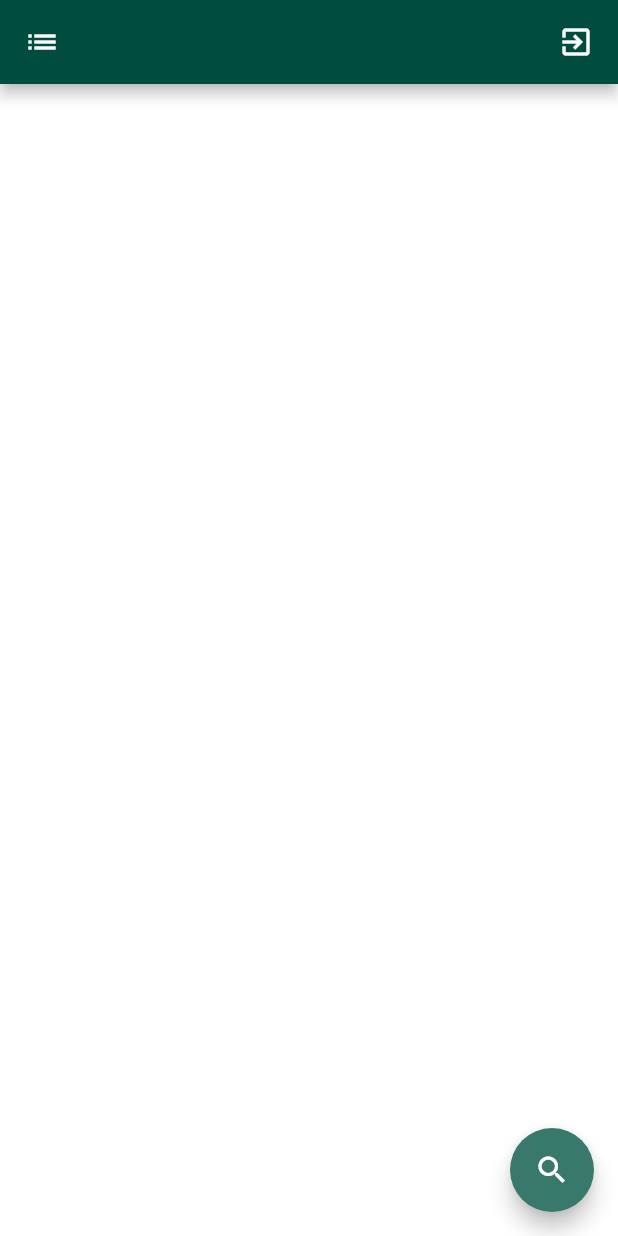
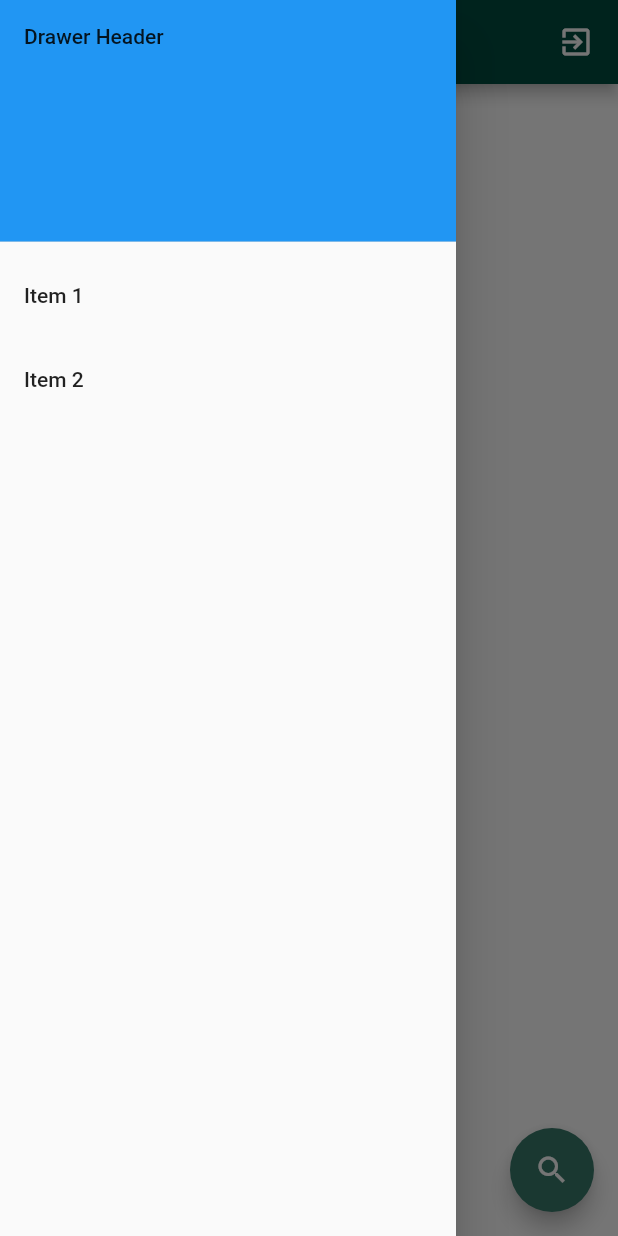
Before and after one commit to axbuild/flutter_chat_app, a Flutter app: the ChatRoom screen opened directly, with the side drawer open (before the commit the screen has no drawer), on a phone screen of 412 x 824 dp. Run offline on Flutter 3.47's test engine with Material 2 defaults, Android fonts, the phone set to English and light mode, and no system bars; our stand-ins replace cloud_firestore, firebase_auth, firebase_messaging, get_it, google_sign_in, sentry and 1 more; accounts and stored records are empty.

```diff
--- a/lib/services/database/database_service.dart
+++ b/lib/services/database/database_service.dart
@@ -1,6 +1,7 @@
 import 'package:chatapp/business_logic/models/message.dart';
 import 'package:chatapp/business_logic/models/room.dart';
 import 'package:chatapp/business_logic/models/user.dart';
+import 'package:cloud_firestore/cloud_firestore.dart';
 
 abstract class DatabaseService {
 
@@ -18,5 +19,7 @@ abstract class DatabaseService {
 
   Future<Stream> getConversationMessages(String chatRoomId);
 
-  Future<Stream> getChatRooms(User user);
+  Future<Stream> getRooms(User user);
+
+  Future<Stream> getUsers(List sids);
 }
--- a/lib/ui/screens/chat_rooms_screen.dart
+++ b/lib/ui/screens/chat_rooms_screen.dart
@@ -47,6 +47,7 @@ class _ChatRoomState extends State<ChatRoom> {
               ],
             ),
             body: chatRoomList(model),
+            drawer: drawer(),
             floatingActionButton: FloatingActionButton(
               backgroundColor: Color(0xff39796b),
               child: Icon(Icons.search),
@@ -64,12 +65,13 @@ class _ChatRoomState extends State<ChatRoom> {
 
   Widget chatRoomList(model){
     return StreamBuilder(
-      stream: model.chatRoomsStream,
+      stream: model.streamRooms,
       builder: (context, snapshot){
         return snapshot.hasData ? ListView.builder(
           itemCount: snapshot.data.documents.length,
           itemBuilder: (context, index){
             return ChatRoomTile(
+
                 snapshot.data.documents[index].data["chatroomid"]
                     .toString().replaceAll("_", "")
                     .replaceAll(Constants.myName, ""),
--- a/lib/ui/shared/widget.dart
+++ b/lib/ui/shared/widget.dart
@@ -63,3 +63,33 @@ TextStyle mediumBtnStyle(){
       fontSize:20
   );
 }
+
+Drawer drawer(){
+  return Drawer(
+    child: ListView(
+      padding: EdgeInsets.zero,
+      children: <Widget>[
+        DrawerHeader(
+          child: Text('Drawer Header'),
+          decoration: BoxDecoration(
+            color: Colors.blue,
+          ),
+        ),
+        ListTile(
+          title: Text('Item 1'),
+          onTap: () {
+            // Update the state of the app.
+            // ...
+          },
+        ),
+        ListTile(
+          title: Text('Item 2'),
+          onTap: () {
+            // Update the state of the app.
+            // ...
+          },
+        ),
+      ],
+    ),
+  );
+}
```
Also changed, not shown: lib/business_logic/view_models/chat_rooms_screen_viewmodel.dart (+7 -3 lines), lib/services/database/database_service_implementation.dart (+16 -1 lines).
